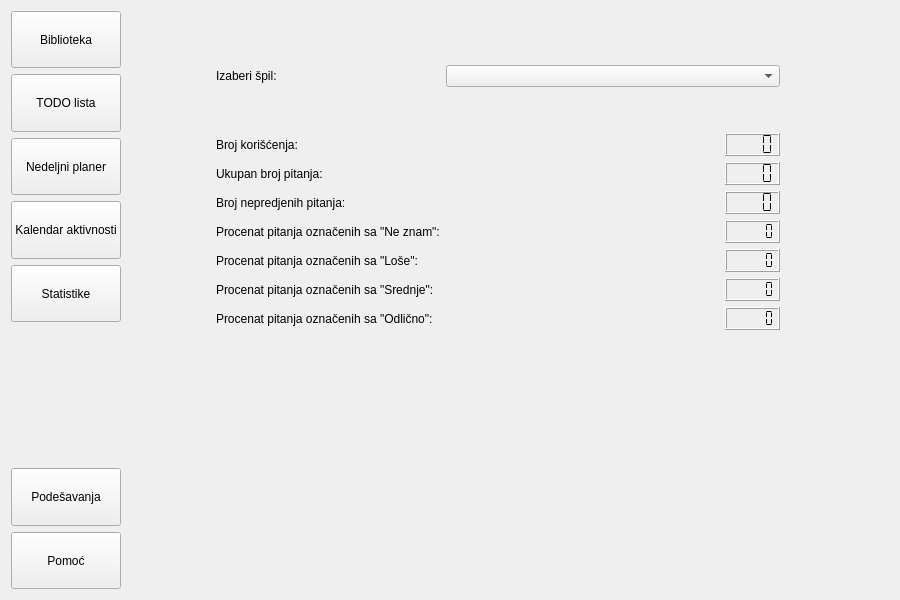
This is app/forms/mainwindow.ui in bogdans55/StudySphere as Qt 5 draws it before an edit. The edited form follows.
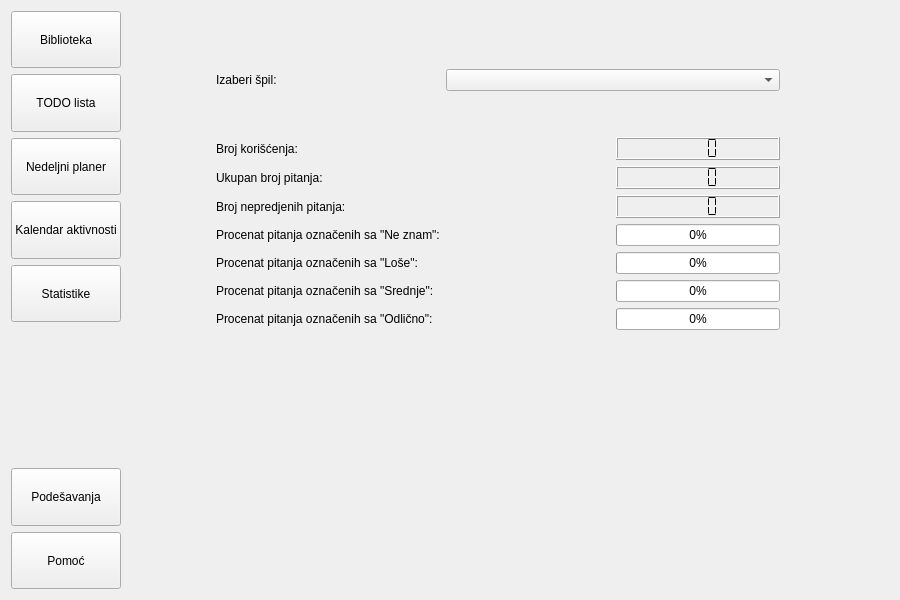
This is the edited form. The open tabs and pages were chosen to show the change.

Commit message: Switched lcd numbers to progress bar in stats window

```diff
--- a/app/forms/mainwindow.ui
+++ b/app/forms/mainwindow.ui
@@ -502,35 +502,6 @@
            </property>
           </widget>
          </item>
-         <item row="5" column="2">
-          <widget class="QLCDNumber" name="skipNumber">
-           <property name="smallDecimalPoint">
-            <bool>true</bool>
-           </property>
-           <property name="digitCount">
-            <number>5</number>
-           </property>
-           <property name="segmentStyle">
-            <enum>QLCDNumber::Flat</enum>
-           </property>
-          </widget>
-         </item>
-         <item row="8" column="2">
-          <widget class="QLCDNumber" name="goodNumber">
-           <property name="smallDecimalPoint">
-            <bool>true</bool>
-           </property>
-           <property name="digitCount">
-            <number>5</number>
-           </property>
-           <property name="segmentStyle">
-            <enum>QLCDNumber::Flat</enum>
-           </property>
-           <property name="value" stdset="0">
-            <double>0.000000000000000</double>
-           </property>
-          </widget>
-         </item>
          <item row="0" column="0">
           <widget class="QLabel" name="label">
            <property name="text">
@@ -552,19 +523,6 @@
            </property>
           </widget>
          </item>
-         <item row="6" column="2">
-          <widget class="QLCDNumber" name="badNumber">
-           <property name="smallDecimalPoint">
-            <bool>true</bool>
-           </property>
-           <property name="digitCount">
-            <number>5</number>
-           </property>
-           <property name="segmentStyle">
-            <enum>QLCDNumber::Flat</enum>
-           </property>
-          </widget>
-         </item>
          <item row="4" column="2">
           <widget class="QLCDNumber" name="untestedNumber">
            <property name="sizePolicy">
@@ -591,19 +549,6 @@
            </property>
           </widget>
          </item>
-         <item row="7" column="2">
-          <widget class="QLCDNumber" name="midNumber">
-           <property name="smallDecimalPoint">
-            <bool>true</bool>
-           </property>
-           <property name="digitCount">
-            <number>5</number>
-           </property>
-           <property name="segmentStyle">
-            <enum>QLCDNumber::Flat</enum>
-           </property>
-          </widget>
-         </item>
          <item row="4" column="0">
           <widget class="QLabel" name="label_8">
            <property name="text">
@@ -654,6 +599,34 @@
            </property>
           </spacer>
          </item>
+         <item row="5" column="2">
+          <widget class="QProgressBar" name="progressBar">
+           <property name="value">
+            <number>0</number>
+           </property>
+          </widget>
+         </item>
+         <item row="6" column="2">
+          <widget class="QProgressBar" name="progressBar_2">
+           <property name="value">
+            <number>0</number>
+           </property>
+          </widget>
+         </item>
+         <item row="7" column="2">
+          <widget class="QProgressBar" name="progressBar_3">
+           <property name="value">
+            <number>0</number>
+           </property>
+          </widget>
+         </item>
+         <item row="8" column="2">
+          <widget class="QProgressBar" name="progressBar_4">
+           <property name="value">
+            <number>0</number>
+           </property>
+          </widget>
+         </item>
         </layout>
        </item>
        <item>
```
Left out of the diff: 5 changed lines with no effect on the pictures.
